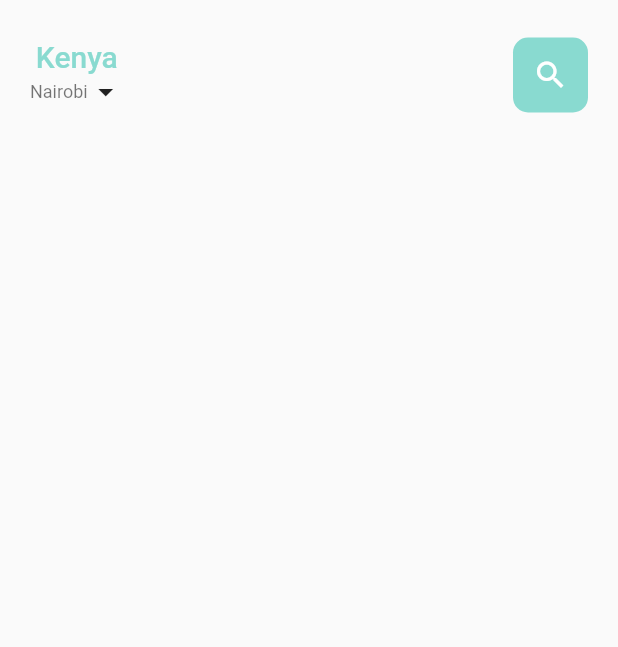
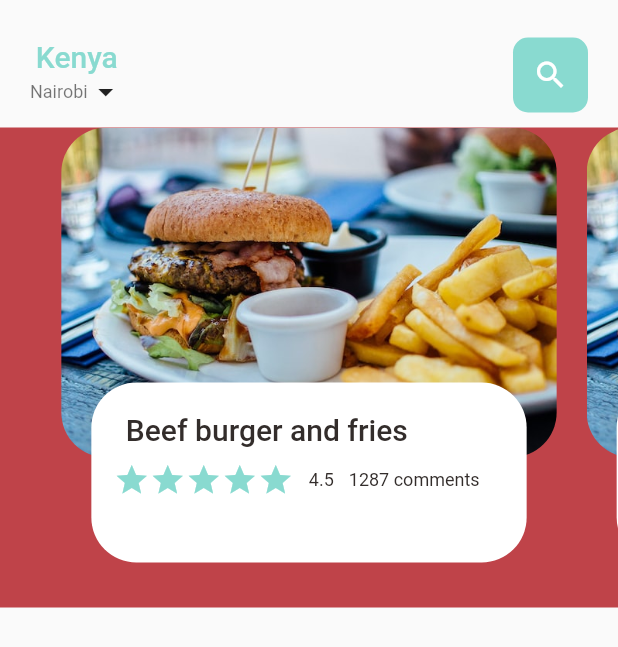
Before and after one commit to Calvin-Ngugi/food-delivery-app, a Flutter app: the screen it shows after launch, on a phone screen of 412 x 824 dp. Shown: the top 647 px of the screen. Run offline on Flutter 3.47's test engine with Material 2 defaults, Android fonts, the phone set to English and light mode, and no system bars.

Commit message:
:art: Adding static info on the carousel

```diff
--- a/lib/home/food_page_body.dart
+++ b/lib/home/food_page_body.dart
@@ -1,4 +1,8 @@
 import 'package:flutter/cupertino.dart';
+import 'package:flutter/material.dart';
+import 'package:food_delivery/utils/colors.dart';
+import 'package:food_delivery/widgets/big_text.dart';
+import 'package:food_delivery/widgets/small_text.dart';
 
 class FoodPageBody extends StatefulWidget {
   const FoodPageBody({Key? key}) : super(key: key);
@@ -8,8 +12,70 @@ class FoodPageBody extends StatefulWidget {
 }
 
 class _FoodPageBodyState extends State<FoodPageBody> {
+  PageController pageController = PageController(viewportFraction: 0.85);
   @override
   Widget build(BuildContext context) {
-    return Container();
+    return Container(
+      color: Color(0xFFbf4349),
+      height: 320,
+      child: PageView.builder(
+          controller: pageController,
+          itemCount: 5,
+          itemBuilder: (context, position){
+        return _buildPageItem(position);
+      })
+    );
+  }
+  Widget _buildPageItem(int index){
+    return Stack(
+      children: [
+        Container(
+          height: 220,
+          margin: const EdgeInsets.only(left: 10, right: 10),
+          decoration: BoxDecoration(
+            borderRadius: BorderRadius.circular(30),
+            image: const DecorationImage(
+              fit: BoxFit.cover,
+              image: AssetImage("assets/images/food1.jpg")
+            )
+          ),
+        ),
+        Align(
+          alignment: Alignment.bottomCenter,
+          child: Container(
+            height: 120,
+            margin: const EdgeInsets.only(left: 30, right: 30, bottom: 30),
+            decoration: BoxDecoration(
+              borderRadius: BorderRadius.circular(30),
+              color: Colors.white
+            ),
+            child: Container(
+              padding: EdgeInsets.only(top: 10.0, left: 15, right: 15),
+              child: Column(
+                crossAxisAlignment: CrossAxisAlignment.start,
+                children: [
+                  Container(
+                    padding: EdgeInsets.only(left: 8, top: 10),
+                      child: BigText(text: 'Beef burger and fries')),
+                  SizedBox(height: 10),
+                  Row(
+                    children: [
+                      Wrap(
+                        children: List.generate(5, (index) => Icon(Icons.star, color: AppColors.mainColor,)),
+                      ),
+                      SizedBox(width: 10),
+                      SmallText(text: '4.5'),
+                      SizedBox(width: 10),
+                      SmallText(text: '1287 comments'),
+                    ],
+                  ),
+                  SizedBox(height: 15),
+                ],
+              ),
+            ),
+          ),
+        )
+      ],
+    );
   }
 }
--- a/lib/home/main_food_page.dart
+++ b/lib/home/main_food_page.dart
@@ -1,4 +1,5 @@
 import 'package:flutter/material.dart';
+import 'package:food_delivery/home/food_page_body.dart';
 import 'package:food_delivery/utils/colors.dart';
 import 'package:food_delivery/widgets/big_text.dart';
 import 'package:food_delivery/widgets/small_text.dart';
@@ -17,7 +18,7 @@ class _MainFoodPageState extends State<MainFoodPage> {
       body: Column(
         children: [
           Container(
-            margin: const EdgeInsets.only(top: 25.0),
+            margin: const EdgeInsets.only(top: 25.0, bottom: 10),
             padding: const EdgeInsets.only(left: 20.0, right: 20.0),
             child: Row(
               mainAxisAlignment: MainAxisAlignment.spaceBetween,
@@ -47,7 +48,8 @@ class _MainFoodPageState extends State<MainFoodPage> {
                 )
               ],
             ),
-          )
+          ),
+          FoodPageBody(),
         ],
       ),
     );
```
Also changed, not shown: assets/images/food1.jpg (added).
